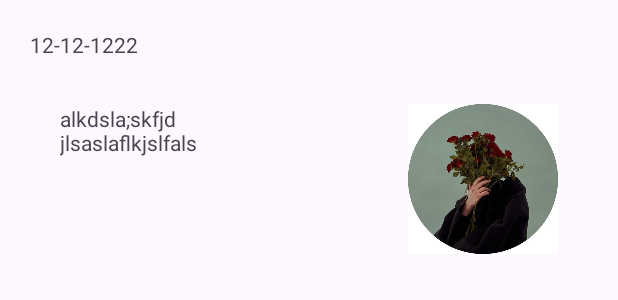
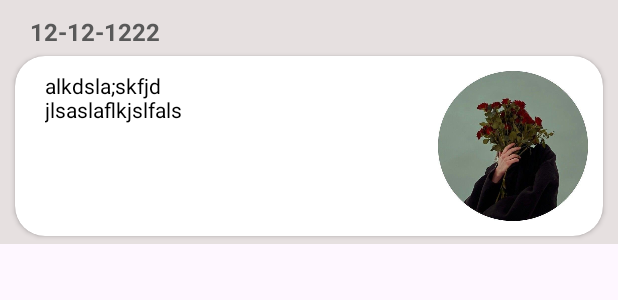
Before and after one commit to vp0594/Jouranl, an Android app: the layout entry_view.xml on its own in the app's theme, with its tools: preview values and no code run, on a phone screen of 412 x 824 dp. Shown: the top 300 px of the screen. Run offline under Robolectric (Android 15) with nearby library versions, the phone set to English and light mode, and no system bars.

Commit message:
Improved entry_view.xml

```diff
--- a/app/src/main/java/com/example/joranl/EntyViewAdapter.java
+++ b/app/src/main/java/com/example/joranl/EntyViewAdapter.java
@@ -8,6 +8,7 @@ import android.view.View;
 import android.view.ViewGroup;
 import android.widget.ImageView;
 import android.widget.TextView;
+import android.widget.Toast;
 
 import androidx.annotation.NonNull;
 import androidx.recyclerview.widget.RecyclerView;
@@ -38,8 +39,18 @@ public class EntyViewAdapter extends RecyclerView.Adapter<EntyViewAdapter.ViewHo
 
     @Override
     public void onBindViewHolder(@NonNull EntyViewAdapter.ViewHolder holder, int position) {
+
         holder.entryTextView.setText(allEntries.get(position).getEntryText());
-        holder.entryDateTextView.setText(allEntries.get(position).getEntryDate());
+
+        if (position == 0 || !allEntries.get(position - 1).getEntryDate().equals(allEntries.get(position).getEntryDate())) {
+            // Show date for the first item or if the date is different from the previous entry
+            holder.entryDateTextView.setVisibility(View.VISIBLE);
+            holder.entryDateTextView.setText(allEntries.get(position).getEntryDate());
+        } else {
+            // Hide date if it's the same as the previous entry
+            holder.entryDateTextView.setVisibility(View.GONE);
+        }
+
         if (allEntries.get(position).hasImage()) {
             byte[] bytes;
             try {
@@ -47,7 +58,7 @@ public class EntyViewAdapter extends RecyclerView.Adapter<EntyViewAdapter.ViewHo
             } catch (IOException e) {
                 throw new RuntimeException(e);
             }
-            Bitmap bitmap = BitmapFactory.decodeByteArray(bytes,0,bytes.length);
+            Bitmap bitmap = BitmapFactory.decodeByteArray(bytes, 0, bytes.length);
             holder.entryImageView.setScaleType(ImageView.ScaleType.CENTER_CROP);
             holder.entryImageView.setImageBitmap(bitmap);
         }
--- a/app/src/main/res/layout/activity_main.xml
+++ b/app/src/main/res/layout/activity_main.xml
@@ -5,15 +5,14 @@
     android:layout_width="match_parent"
     android:layout_height="match_parent"
     android:orientation="vertical"
-    android:background="@color/white"
     android:paddingTop="30dp"
+    android:background="#E6E0E0"
     tools:context=".MainActivity">
 
     <androidx.viewpager.widget.ViewPager
         android:id="@+id/view_pager"
         android:layout_width="match_parent"
         android:layout_height="0dp"
-        android:background="@color/white"
         app:layout_constraintBottom_toTopOf="@+id/cardView"
         app:layout_constraintEnd_toEndOf="parent"
         app:layout_constraintStart_toStartOf="parent"
--- a/app/src/main/res/layout/entry_view.xml
+++ b/app/src/main/res/layout/entry_view.xml
@@ -2,7 +2,8 @@
 <LinearLayout xmlns:android="http://schemas.android.com/apk/res/android"
     android:layout_width="match_parent"
     android:layout_height="wrap_content"
-    android:layout_margin="20dp"
+    xmlns:app="http://schemas.android.com/apk/res-auto"
+    android:background="#E6E0E0"
     android:orientation="vertical">
 
 
@@ -10,22 +11,41 @@
         android:id="@+id/dateTextView"
         android:layout_width="wrap_content"
         android:layout_height="wrap_content"
-        android:layout_marginBottom="10dp"
+        android:layout_marginStart="20dp"
+        android:layout_marginTop="10dp"
+        android:textColor="#595959"
+        android:layout_marginBottom="5dp"
+        android:textSize="16sp"
+        android:textStyle="bold"
         android:text="12-12-1222" />
+
+    <androidx.cardview.widget.CardView
+        android:layout_width="match_parent"
+        android:layout_height="wrap_content"
+        android:layout_marginHorizontal="10dp"
+        android:layout_marginBottom="5dp"
+        app:cardBackgroundColor="@color/white"
+        app:cardCornerRadius="20dp"
+        app:cardPreventCornerOverlap="true">
 
         <LinearLayout
             android:layout_width="match_parent"
-        android:layout_height="wrap_content">
+            android:layout_height="120dp">
 
             <RelativeLayout
                 android:layout_width="match_parent"
                 android:layout_height="wrap_content"
-            android:padding="20dp">
+                android:padding="10dp">
 
                 <TextView
                     android:id="@+id/entryTextView"
-                android:layout_width="wrap_content"
+                    android:layout_width="match_parent"
                     android:layout_height="wrap_content"
+                    android:layout_alignParentStart="true"
+                    android:layout_alignParentTop="true"
+                    android:layout_marginStart="10dp"
+                    android:textColor="@color/black"
+                    android:layout_toStartOf="@+id/entryImageView"
                     android:text="alkdsla;skfjd\njlsaslaflkjslfals" />
 
                 <ImageView
@@ -37,4 +57,5 @@
                     android:src="@drawable/img" />
             </RelativeLayout>
         </LinearLayout>
+    </androidx.cardview.widget.CardView>
 </LinearLayout>
--- a/app/src/main/res/layout/fragment_list.xml
+++ b/app/src/main/res/layout/fragment_list.xml
@@ -1,6 +1,7 @@
 <?xml version="1.0" encoding="utf-8"?>
 <RelativeLayout xmlns:android="http://schemas.android.com/apk/res/android"
     android:layout_width="match_parent"
+    android:background="#E6E0E0"
     android:layout_height="match_parent">
     <androidx.recyclerview.widget.RecyclerView
         android:id="@+id/entryView"
```
Lines whose indentation alone changed are shown as unchanged.
